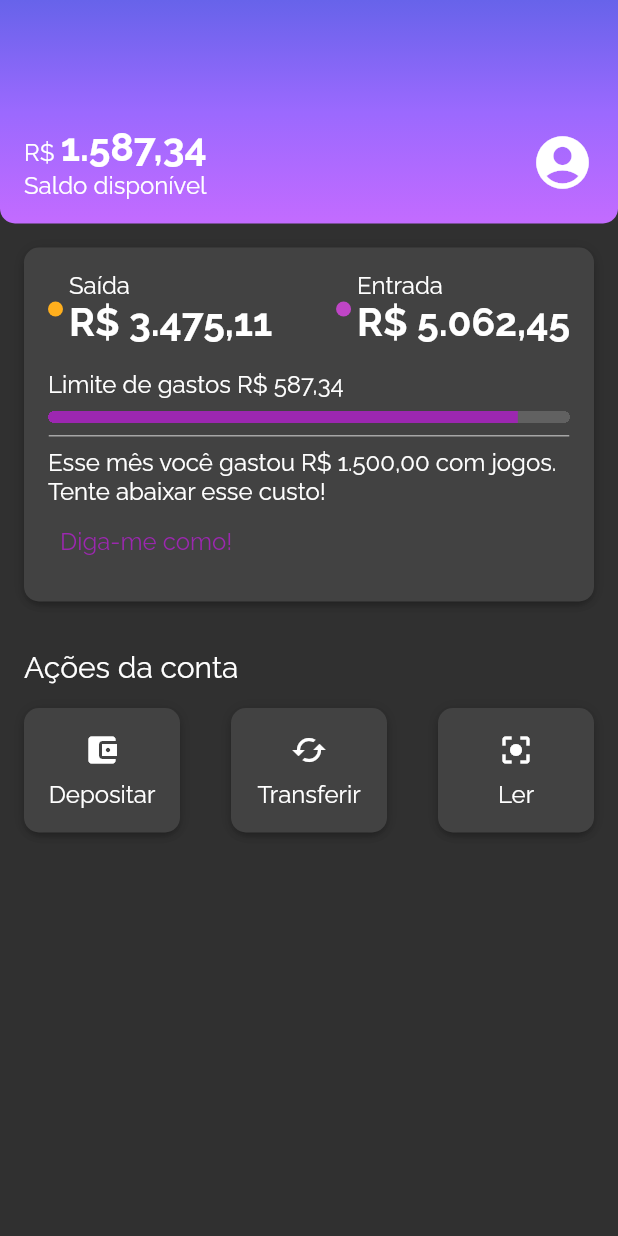
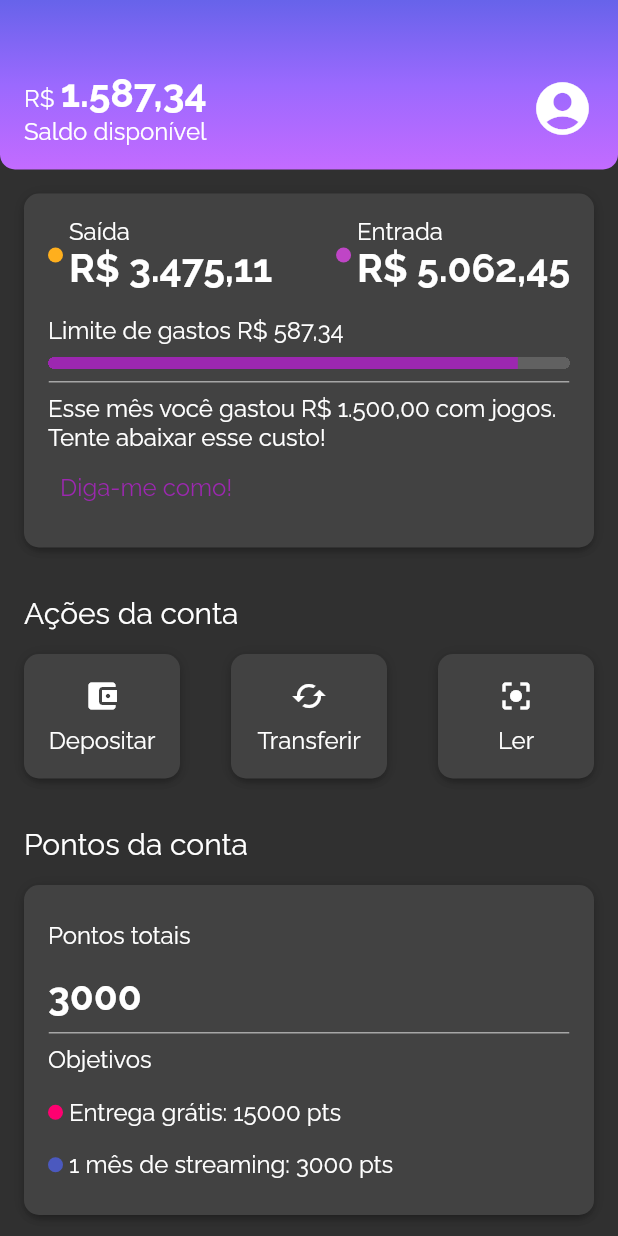
Before and after one commit to thyagoasc/alubank, a Flutter app: the screen it shows after launch, on a phone screen of 412 x 824 dp. Run offline on Flutter 3.47's test engine with Material 2 defaults, Android fonts, the phone set to English and light mode, and no system bars.

Commit message:
Criado pontuação da conta

```diff
--- /dev/null
+++ b/lib/components/sections/account_score.dart
@@ -0,0 +1,110 @@
+import 'package:bank_home/components/box_card.dart';
+import 'package:bank_home/components/color_dot.dart';
+import 'package:bank_home/components/content_division.dart';
+import 'package:bank_home/themes/theme_colors.dart';
+import 'package:flutter/material.dart';
+
+class AccountScore extends StatelessWidget {
+  const AccountScore({Key? key}) : super(key: key);
+
+  @override
+  Widget build(BuildContext context) {
+    return Padding(
+      padding: const EdgeInsets.all(
+        16.0,
+      ),
+      child: Column(
+        crossAxisAlignment: CrossAxisAlignment.start,
+        children: [
+          Padding(
+            padding: const EdgeInsets.only(
+              bottom: 16.0,
+            ),
+            child: Text(
+              'Pontos da conta',
+              style: Theme.of(context).textTheme.titleLarge,
+            ),
+          ),
+          const BoxCard(
+            boxContent: _AccountScoreContent(),
+          ),
+        ],
+      ),
+    );
+  }
+}
+
+class _AccountScoreContent extends StatelessWidget {
+  const _AccountScoreContent({Key? key}) : super(key: key);
+
+  @override
+  Widget build(BuildContext context) {
+    return Column(
+      crossAxisAlignment: CrossAxisAlignment.start,
+      children: [
+        Padding(
+          padding: const EdgeInsets.symmetric(
+            vertical: 8.0,
+          ),
+          child: const Text('Pontos totais'),
+        ),
+        Padding(
+          padding: const EdgeInsets.symmetric(
+            vertical: 8.0,
+          ),
+          child: Text(
+            '3000',
+            style: Theme.of(context).textTheme.bodyLarge,
+          ),
+        ),
+        const ContentDivision(),
+        Padding(
+          padding: const EdgeInsets.symmetric(
+            vertical: 8.0,
+          ),
+          child: const Text('Objetivos'),
+        ),
+        Padding(
+          padding: const EdgeInsets.symmetric(
+            vertical: 8.0,
+          ),
+          child: Row(
+            children: [
+              Padding(
+                padding: const EdgeInsets.only(
+                  right: 4.0,
+                ),
+                child: ColorDot(
+                  color: ThemeColors.accountScore['deliver'],
+                ),
+              ),
+              const Text(
+                'Entrega grátis: 15000 pts',
+              ),
+            ],
+          ),
+        ),
+        Padding(
+          padding: const EdgeInsets.symmetric(
+            vertical: 8.0,
+          ),
+          child: Row(
+            children: [
+              Padding(
+                padding: const EdgeInsets.only(
+                  right: 4.0,
+                ),
+                child: ColorDot(
+                  color: ThemeColors.accountScore['streaming'],
+                ),
+              ),
+              const Text(
+                '1 mês de streaming: 3000 pts',
+              ),
+            ],
+          ),
+        ),
+      ],
+    );
+  }
+}
--- a/lib/components/sections/header.dart
+++ b/lib/components/sections/header.dart
@@ -9,7 +9,7 @@ class Header extends StatelessWidget {
     return Container(
       padding: const EdgeInsets.fromLTRB(
         16.0,
-        83.0,
+        47.0,
         16.0,
         16.0,
       ),
--- a/lib/screens/home.dart
+++ b/lib/screens/home.dart
@@ -1,3 +1,4 @@
+import 'package:bank_home/components/sections/account_score.dart';
 import 'package:flutter/material.dart';
 import 'package:bank_home/components/sections/account_actions.dart';
 import 'package:bank_home/components/sections/recent_activity.dart';
@@ -14,6 +15,7 @@ class Home extends StatelessWidget {
           Header(),
           RecentActivity(),
           AccountActions(),
+          AccountScore(),
         ],
       ),
     );
--- a/lib/themes/theme_colors.dart
+++ b/lib/themes/theme_colors.dart
@@ -7,6 +7,11 @@ class ThemeColors {
   static const recentActivity = {
     'spent': Color.fromRGBO(255, 175, 29, 1.0),
     'income': Color.fromRGBO(191, 69, 198, 1.0),
+  };
+
+  static const accountScore = {
+    'deliver': Color.fromRGBO(255, 0, 112, 1.0),
+    'streaming': Color.fromRGBO(75, 89, 191, 1.0),
   };
 
   static const Color division = Color.fromRGBO(166, 166, 166, 1.0);
```
